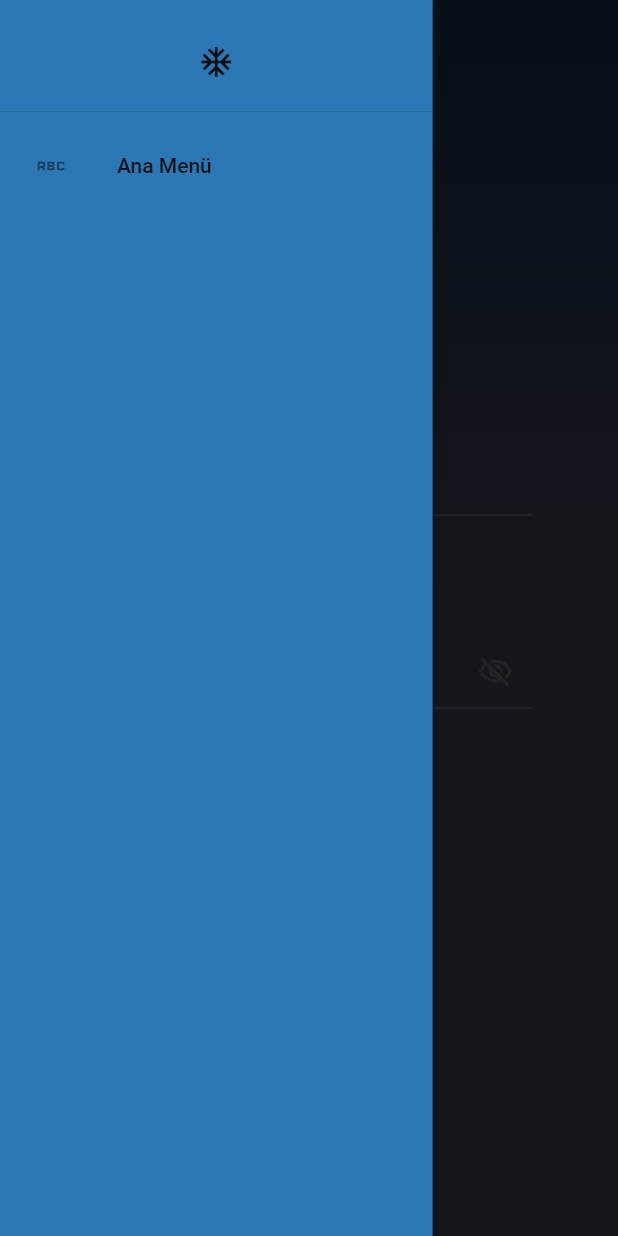
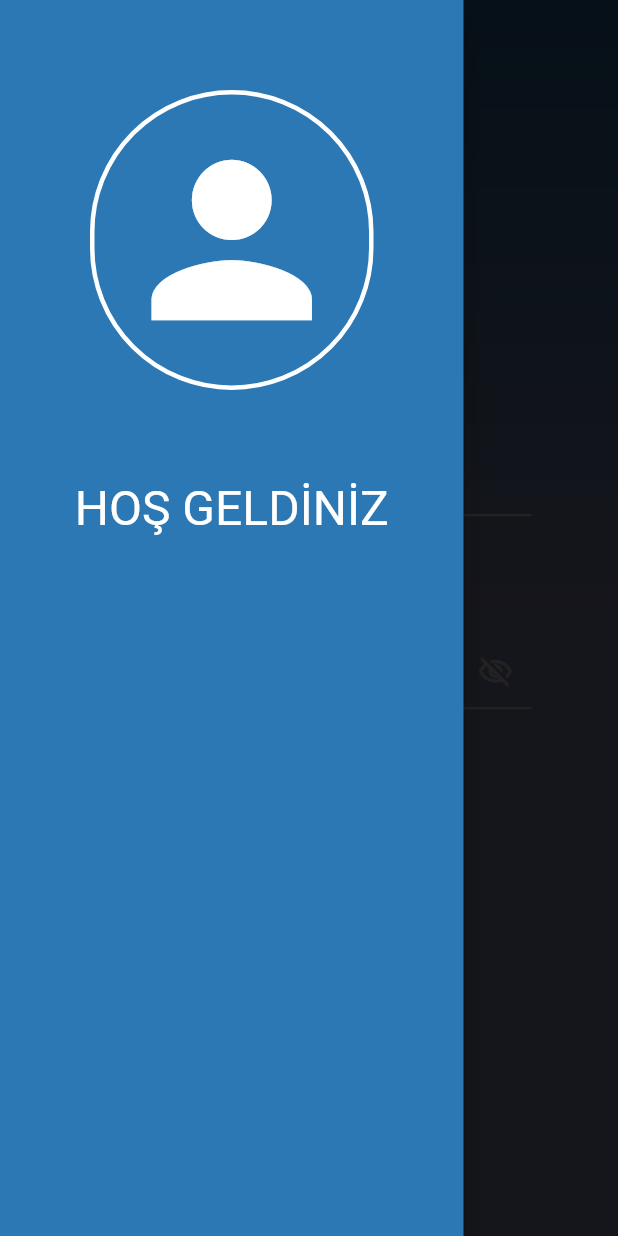
Before and after one commit to NumanKilincoglu/deaflif, a Flutter app: the LoginPage screen opened by its route, with the side drawer open, on a phone screen of 412 x 824 dp. Run offline on Flutter 3.47's test engine with Material 2 defaults, Android fonts, the light colour scheme and no system bars; our stand-ins replace get.

Commit message:
drawer yapimi

```diff
--- a/lib/core/contants/app_strings.dart
+++ b/lib/core/contants/app_strings.dart
@@ -7,7 +7,8 @@ class AppStrings {
   AppStrings._init();
   static const String LOGIN_GIRISYAPILIYOR = "Giriş Yapılıyor";
   static const String LOGIN_GIRIS_YAP = "Giriş Yap";
-    static const String LOGIN_GIRIS_YAP_UPPER = "GİRİŞ YAP";
+  static const String LOGIN_GIRIS_YAP_UPPER = "GİRİŞ YAP";
+  static const String WELCOME = "HOŞ GELDİNİZ";
   static const String LOGIN_MAIL = "Email";
   static const String LOGIN_PASSWORD = "Şifre";
   static const String LOGIN_FORGOT_PASSWORD = "Şifremi Unuttum";
--- a/lib/core/contants/measurements.dart
+++ b/lib/core/contants/measurements.dart
@@ -12,6 +12,7 @@ class Measurement {
   double P_01_W = Get.width * 0.01;
   double P_05_W = Get.width * 0.05;
   double P_0125_W = Get.width * 0.14;
+  double P_10_W = Get.width * 0.1;
   double P_15_w = Get.width * 0.15;
   double P_20_W = Get.width * 0.2;
   double P_30_W = Get.width * 0.3;
--- a/lib/core/sharedWidgets/sharedWidgets.dart
+++ b/lib/core/sharedWidgets/sharedWidgets.dart
@@ -1,3 +1,5 @@
+import 'package:deaflif/core/contants/app_strings.dart';
+import 'package:deaflif/core/contants/measurements.dart';
 import 'package:flutter/material.dart';
 import 'package:get/get.dart';
 
@@ -16,7 +18,10 @@ class SharedWidgets {
       backgroundColor: AppColors.BACKGROUND,
       title: Padding(
         padding: const EdgeInsets.only(left: 20.0, top: 8),
-        child: Text(Get.currentRoute == "/history" ? "Geçmiş" : Get.currentRoute, style: TextStyles.S_W_24,),
+        child: Text(
+          Get.currentRoute == "/history" ? "Geçmiş" : Get.currentRoute,
+          style: TextStyles.S_W_24,
+        ),
       ),
       automaticallyImplyLeading: true,
       titleSpacing: -10,
@@ -47,32 +52,46 @@ class DrawerCustom extends StatelessWidget {
           isim: "Ana Menü"),
     ];
 
-    List<Widget> drawerListe = [];
+    List<Widget> drawerListe = [
+      Column(
+        children: [
+          Container(
+            margin: const EdgeInsets.all(
+              60,
+            ),
+            height: 200,
+            width: 200,
+            decoration: BoxDecoration(
+              border: Border.all(color: Colors.white, width: 3),
+              borderRadius: const BorderRadius.all(
+                Radius.circular(120),
+              ),
+            ),
+            child: const CircleAvatar(
+              backgroundColor: Colors.transparent,
+              child: Icon(Icons.person, size: 160, color: Colors.white),
+            ),
+          ),
+        ],
+      ),
+      Center(
+        child: Text(
+          AppStrings.WELCOME,
+          style: TextStyles.S_W_32,
+        ),
+      ),
+      const SizedBox(height: 60,),
 
-    List<Widget> createDraweItems() {
-      drawerListe.add(
-        SizedBox(
-          height: drawerHeaderW,
-          child: DrawerHeader(
-            child: Icon(Icons.ac_unit),
-          ),
-        ),
-      );
-      for (var item in itemListe) {
-        drawerListe.add(DrawerItemWidget(
-            text: item.isim, icon: item.icon, route: item.routeName));
-      }
-      return drawerListe;
-    }
+
+    ];
 
     return Drawer(
       backgroundColor: AppColors.BACKGROUND,
-      elevation: 5,
-      width: size.width * 0.7,
+      elevation: 8,
+      width: size.width * 0.75,
       child: ListView(
-        shrinkWrap: true,
         physics: const BouncingScrollPhysics(),
-        children: createDraweItems(),
+        children: drawerListe,
       ),
     );
   }
--- a/lib/feature/history/historyController.dart
+++ b/lib/feature/history/historyController.dart
@@ -9,7 +9,7 @@ class HistoryController extends GetxController {
   void onInit() {
     fakeHistory = [
       HistoryModel(
-          text: "14.40 Kahve Makinası acildi",
+          text: "14.40 Kahve Makinası acildi.",
           imagePath: ImageConstants.instance.getKahve),
       HistoryModel(
           text: "14.00 Buzdolabı açıldı",
--- a/lib/main.dart
+++ b/lib/main.dart
@@ -1,6 +1,5 @@
 import 'package:flutter/material.dart';
 import 'package:get/get.dart';
-
 import 'core/contants/app_colors.dart';
 import 'core/contants/routes.dart';
 
@@ -15,8 +14,7 @@ class MainPage extends StatelessWidget {
   Widget build(BuildContext context) {
     return GetMaterialApp(
       locale: const Locale("tr", "TR"),
-      theme: ThemeData(
-      ),
+      theme: ThemeData(),
       initialRoute: RouteNames.getHistoryPage(),
       getPages: RouteNames.routes,
       debugShowCheckedModeBanner: false,
```
